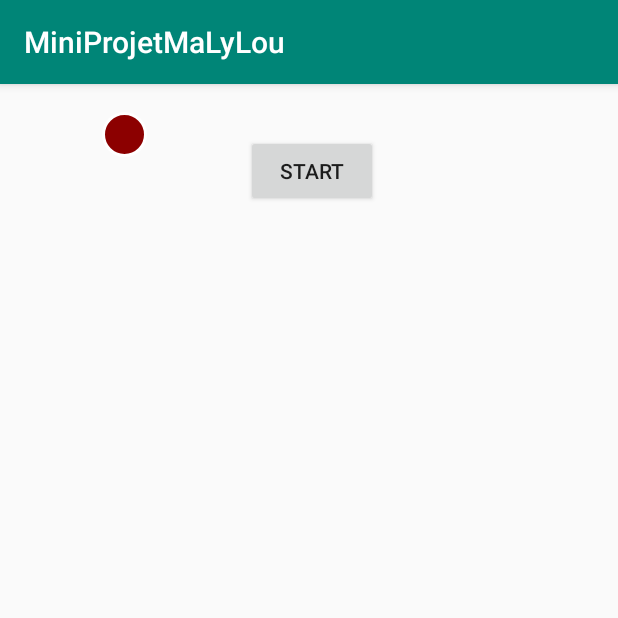
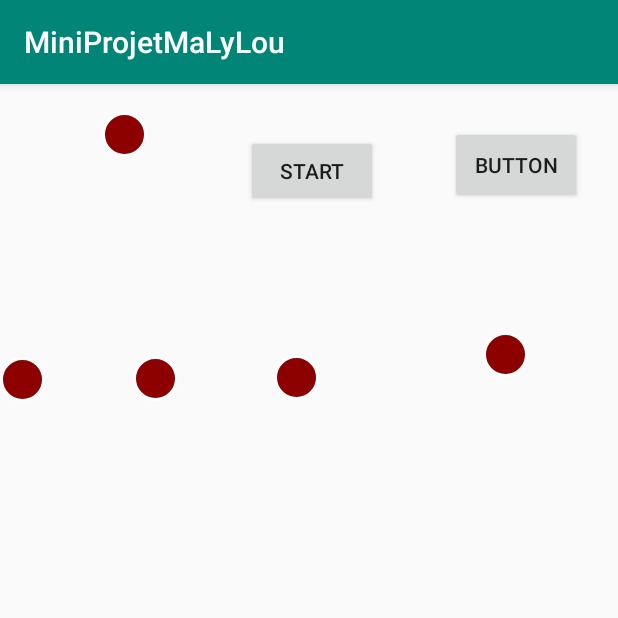
Before and after one commit to LouisJacques/MiniProjetMaLyLou, an Android app: the AnimationBallActivity screen opened directly, with no data from a screen before it, on a phone screen of 412 x 824 dp, the top half of it. Run offline under Robolectric (Android 15) with nearby library versions, the phone set to English and light mode, and no system bars.

Commit message:
scrolling ball with annimation

```diff
--- a/app/src/main/AndroidManifest.xml
+++ b/app/src/main/AndroidManifest.xml
@@ -22,8 +22,6 @@
         android:supportsRtl="true"
         android:theme="@style/AppTheme">
         <activity android:name=".AnimationBallActivity"></activity>
-        <activity android:name=".LightActivity" />
-        <activity android:name=".Geolocation" />
         <activity
             android:name=".GameActivity"
             android:screenOrientation="portrait" />
--- a/app/src/main/java/helloandroid/m2dl/miniprojetmalylou/MainActivity.java
+++ b/app/src/main/java/helloandroid/m2dl/miniprojetmalylou/MainActivity.java
@@ -169,6 +169,7 @@ public class MainActivity extends AppCompatActivity implements View.OnTouchListe
         public void run() {
             Double amp = 190 * Math.log10(mRecorder.getMaxAmplitude() / 2700.0);
             display.updatePtSonore((Math.abs(amp.intValue()*2)%385));
+
             soundcpt = save(soundList,soundcpt,(Math.abs(amp.intValue()*2)%385));
 
             mHandler.postDelayed(eventSound, 1000);
@@ -333,6 +334,7 @@ public class MainActivity extends AppCompatActivity implements View.OnTouchListe
         }
         return cpt;
     }
+
     public void launchGame(View view){
         Intent activityGame = new Intent(getApplicationContext(), GameActivity.class);
         //activityGame.putExtra("key", "VALEUR TRANSFEREE");
--- a/app/src/main/res/layout/activity_animation_ball.xml
+++ b/app/src/main/res/layout/activity_animation_ball.xml
@@ -4,6 +4,7 @@
     xmlns:tools="http://schemas.android.com/tools"
     android:layout_width="match_parent"
     android:layout_height="match_parent"
+    android:orientation="vertical" android:id="@+id/rootLayout"
     tools:context=".AnimationBallActivity">
 
     <Button
@@ -35,5 +36,78 @@
         app:layout_constraintVertical_bias="0.015"
         app:srcCompat="@drawable/ball_shape" />
 
+    <ImageView
+        android:id="@+id/img1"
+        android:layout_width="wrap_content"
+        android:layout_height="wrap_content"
+        android:layout_marginTop="8dp"
+        android:layout_marginBottom="8dp"
+        app:layout_constraintBottom_toBottomOf="parent"
+        app:layout_constraintTop_toTopOf="parent"
+        app:layout_constraintVertical_bias="0.241"
+        app:srcCompat="@drawable/ball_shape"
+        tools:layout_editor_absoluteX="163dp" />
+
+    <ImageView
+        android:id="@+id/img2"
+        android:layout_width="wrap_content"
+        android:layout_height="wrap_content"
+        android:layout_marginStart="8dp"
+        android:layout_marginTop="8dp"
+        android:layout_marginEnd="8dp"
+        android:layout_marginBottom="8dp"
+        app:layout_constraintBottom_toBottomOf="parent"
+        app:layout_constraintEnd_toStartOf="@+id/img4"
+        app:layout_constraintHorizontal_bias="0.587"
+        app:layout_constraintStart_toEndOf="@+id/img1"
+        app:layout_constraintTop_toTopOf="parent"
+        app:layout_constraintVertical_bias="0.239"
+        app:srcCompat="@drawable/ball_shape" />
+
+    <ImageView
+        android:id="@+id/img3"
+        android:layout_width="wrap_content"
+        android:layout_height="wrap_content"
+        android:layout_marginStart="8dp"
+        android:layout_marginTop="8dp"
+        android:layout_marginEnd="8dp"
+        android:layout_marginBottom="8dp"
+        app:layout_constraintBottom_toBottomOf="parent"
+        app:layout_constraintEnd_toEndOf="parent"
+        app:layout_constraintHorizontal_bias="0.221"
+        app:layout_constraintStart_toStartOf="parent"
+        app:layout_constraintTop_toTopOf="parent"
+        app:layout_constraintVertical_bias="0.24"
+        app:srcCompat="@drawable/ball_shape" />
+
+    <ImageView
+        android:id="@+id/img4"
+        android:layout_width="wrap_content"
+        android:layout_height="wrap_content"
+        android:layout_marginTop="8dp"
+        android:layout_marginEnd="60dp"
+        android:layout_marginBottom="8dp"
+        app:layout_constraintBottom_toBottomOf="parent"
+        app:layout_constraintEnd_toEndOf="parent"
+        app:layout_constraintTop_toTopOf="parent"
+        app:layout_constraintVertical_bias="0.218"
+        app:srcCompat="@drawable/ball_shape" />
+
+    <Button
+        android:id="@+id/btn1"
+        android:layout_width="wrap_content"
+        android:layout_height="52dp"
+        android:layout_marginStart="108dp"
+        android:layout_marginTop="8dp"
+        android:layout_marginEnd="8dp"
+        android:layout_marginBottom="8dp"
+        android:text="Button"
+        app:layout_constraintBottom_toBottomOf="parent"
+        app:layout_constraintEnd_toEndOf="parent"
+        app:layout_constraintHorizontal_bias="0.636"
+        app:layout_constraintStart_toStartOf="@+id/bounceBallButton"
+        app:layout_constraintTop_toTopOf="parent"
+        app:layout_constraintVertical_bias="0.029" />
+
 
 </android.support.constraint.ConstraintLayout>
```
Also changed, not shown: app/src/main/java/helloandroid/m2dl/miniprojetmalylou/AnimationBallActivity.java (+58 -2 lines).
